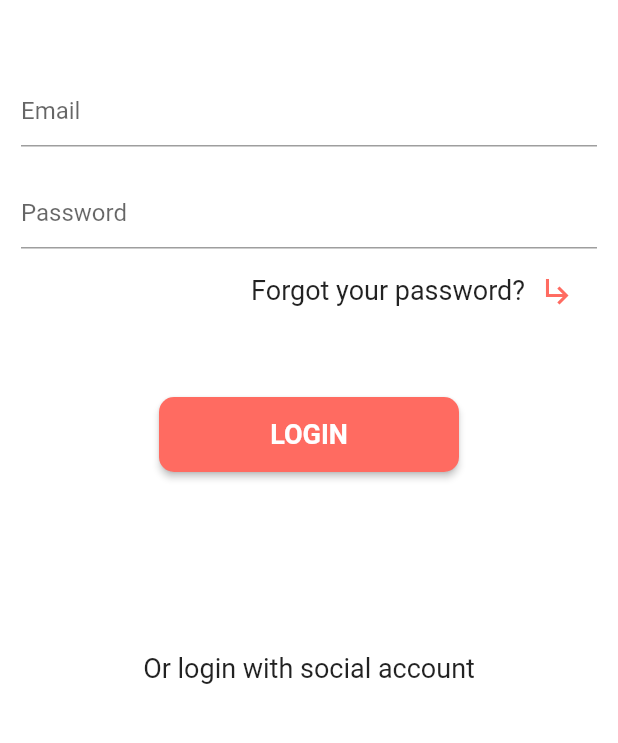
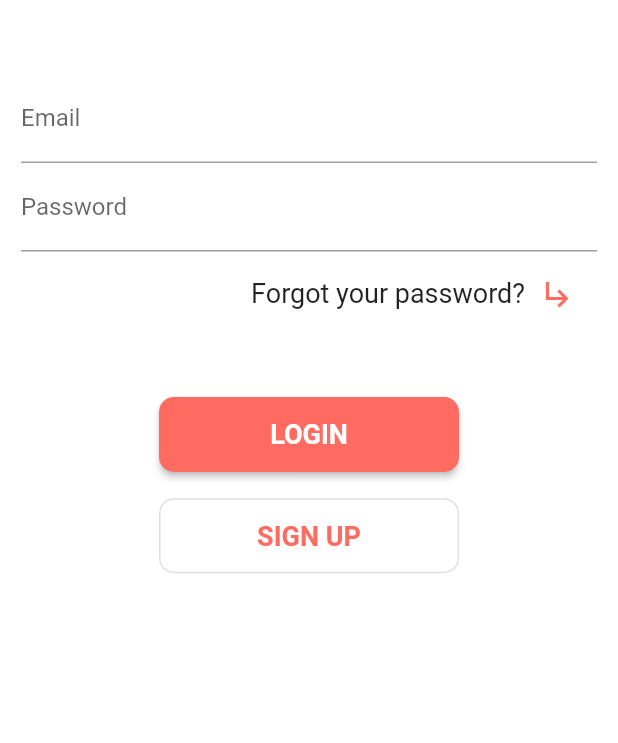
Before and after one commit to ItsJuniorDias/Discord-Clone, a Flutter app: the screen it shows after launch, on a phone screen of 412 x 824 dp, the part 263-1006 px from its top. Run offline on Flutter 3.47's test engine with Material 2 defaults, Android fonts, the phone set to English and light mode, and no system bars; Roboto replaces fonts that are missing (Metropolis, Metropolis-Normal).

Commit message:
Add page SignUp

```diff
--- a/student_book/lib/main.dart
+++ b/student_book/lib/main.dart
@@ -1,4 +1,5 @@
 import 'package:flutter/material.dart';
+import 'package:student_book/pages/SignUp.dart';
 import 'package:student_book/pages/login.dart';
 
 void main() {
@@ -9,20 +10,17 @@ class MyApp extends StatelessWidget {
   // This widget is the root of your application.
   @override
   Widget build(BuildContext context) {
-
     return MaterialApp(
         title: 'E-commerce',
         theme: ThemeData(
             fontFamily: 'Metropolis',
             primarySwatch: Colors.blue,
-        backgroundColor: Color(0xFFE5E5E5)
-      ),
+            backgroundColor: Color(0xFFE5E5E5)),
         //home: SignIn(),
         initialRoute: '/lib/pages/Login',
         routes: {
           "/lib/pages/Login": (context) => SignIn(),
-
-      }
-    );
+          "/lib/pages/SignUp": (context) => SignUp(),
+        });
   }
 }
--- a/student_book/lib/pages/login.dart
+++ b/student_book/lib/pages/login.dart
@@ -1,6 +1,7 @@
 import 'package:flutter/material.dart';
+import 'package:flutter/services.dart';
+import 'package:student_book/pages/SignUp.dart';
 import 'package:student_book/widgets/FormComponent.dart';
-
 
 class SignIn extends StatelessWidget {
   @override
@@ -22,8 +23,8 @@ class SignIn extends StatelessWidget {
                         height: 150,
                         fit: BoxFit.contain,
                       ),
-                ],)
-              ),
+                    ],
+                  )),
               Container(
                 width: 600,
                 height: 200,
@@ -31,20 +32,25 @@ class SignIn extends StatelessWidget {
                 child: Column(
                   crossAxisAlignment: CrossAxisAlignment.end,
                   children: <Widget>[
-                    FormComponent(),
+                    TextFormField(
+                      keyboardType: TextInputType.emailAddress,
+                      decoration: InputDecoration(labelText: 'Email'),
+                    ),
+                    TextFormField(
+                      obscureText: true,
+                      decoration: InputDecoration(labelText: 'Password'),
+                    ),
                     Container(
                       margin: EdgeInsets.fromLTRB(14, 16, 14, 0),
                       child: Row(
                         mainAxisAlignment: MainAxisAlignment.end,
                         children: <Widget>[
                           GestureDetector(
-
                             child: Text("Forgot your password?",
                                 style: TextStyle(
                                     fontSize: 18,
                                     fontFamily: "Metropolis-Normal",
                                     fontWeight: FontWeight.w400)),
-
                           ),
                           Container(
                             margin: EdgeInsets.fromLTRB(10, 0, 0, 0),
@@ -59,7 +65,7 @@ class SignIn extends StatelessWidget {
               ),
               Container(
                   margin: EdgeInsets.fromLTRB(0, 15, 0, 0),
-                  child: Row(
+                  child: Column(
                     mainAxisAlignment: MainAxisAlignment.center,
                     children: <Widget>[
                       ButtonTheme(
@@ -82,22 +88,35 @@ class SignIn extends StatelessWidget {
                           color: Color(0xFFff6b61),
                         ),
                       ),
+                      Center(
+                        heightFactor: 1.7,
+                        child: ButtonTheme(
+                          height: 50,
+                          minWidth: 200,
+                          child: OutlineButton(
+                            color: Colors.orange,
+                            shape: RoundedRectangleBorder(
+                                borderRadius: BorderRadius.circular(10)),
+                            child: Text(
+                              "SIGN UP",
+                              style: TextStyle(
+                                  color: Color(0xFFff6b61),
+                                  fontSize: 18,
+                                  fontFamily: "Metropolis-Normal",
+                                  fontWeight: FontWeight.w600),
+                            ),
+                            onPressed: () {
+                              Navigator.push(
+                                context,
+                                MaterialPageRoute(
+                                    builder: (context) => SignUp()),
+                              );
+                            },
+                          ),
+                        ),
+                      ),
                     ],
                   )),
-              Container(
-                margin: EdgeInsets.fromLTRB(0, 120, 0, 0),
-                child: Row(
-                  mainAxisAlignment: MainAxisAlignment.center,
-                  children: <Widget>[
-                    Text("Or login with social account",
-                        style: TextStyle(
-                            fontSize: 18,
-                            fontFamily: "Metropolis-Normal",
-                            fontWeight: FontWeight.w400)),
-                  ],
-                ),
-              ),
-
             ],
           ),
         ));
```
Also changed, not shown: student_book/lib/pages/SignUp.dart (added, +52 -0 lines). Lines whose indentation alone changed are shown as unchanged.
